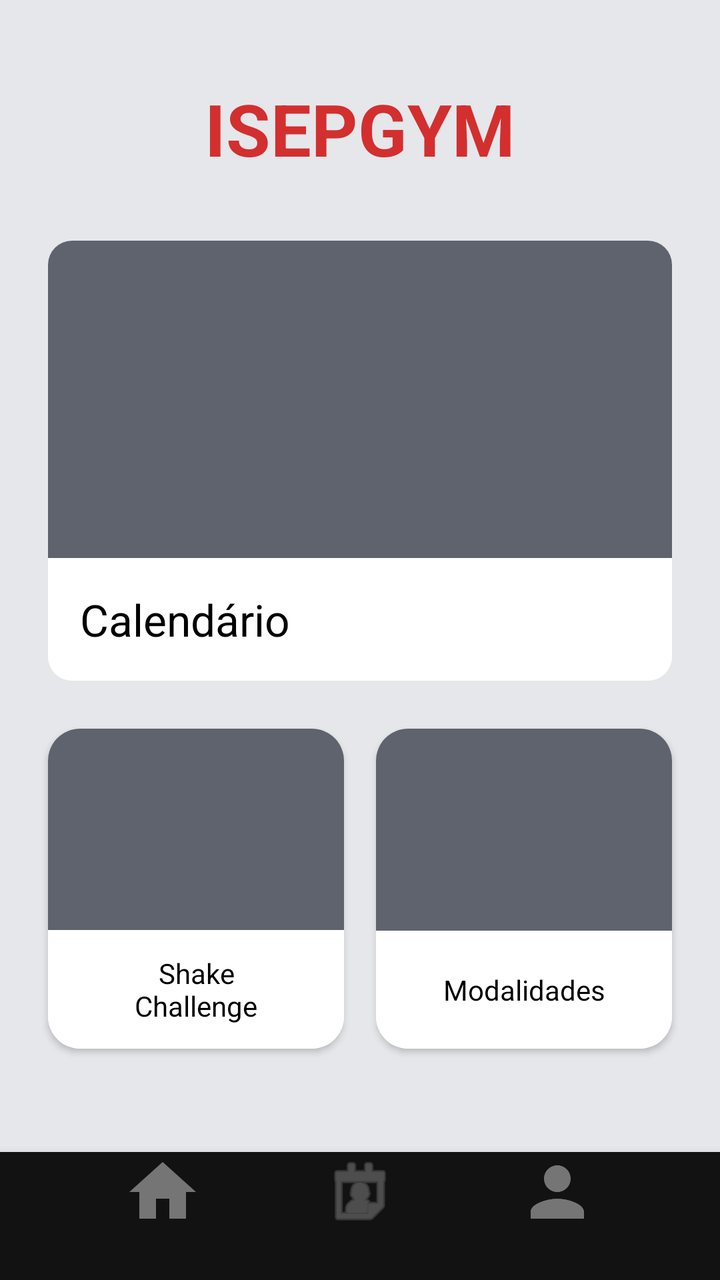
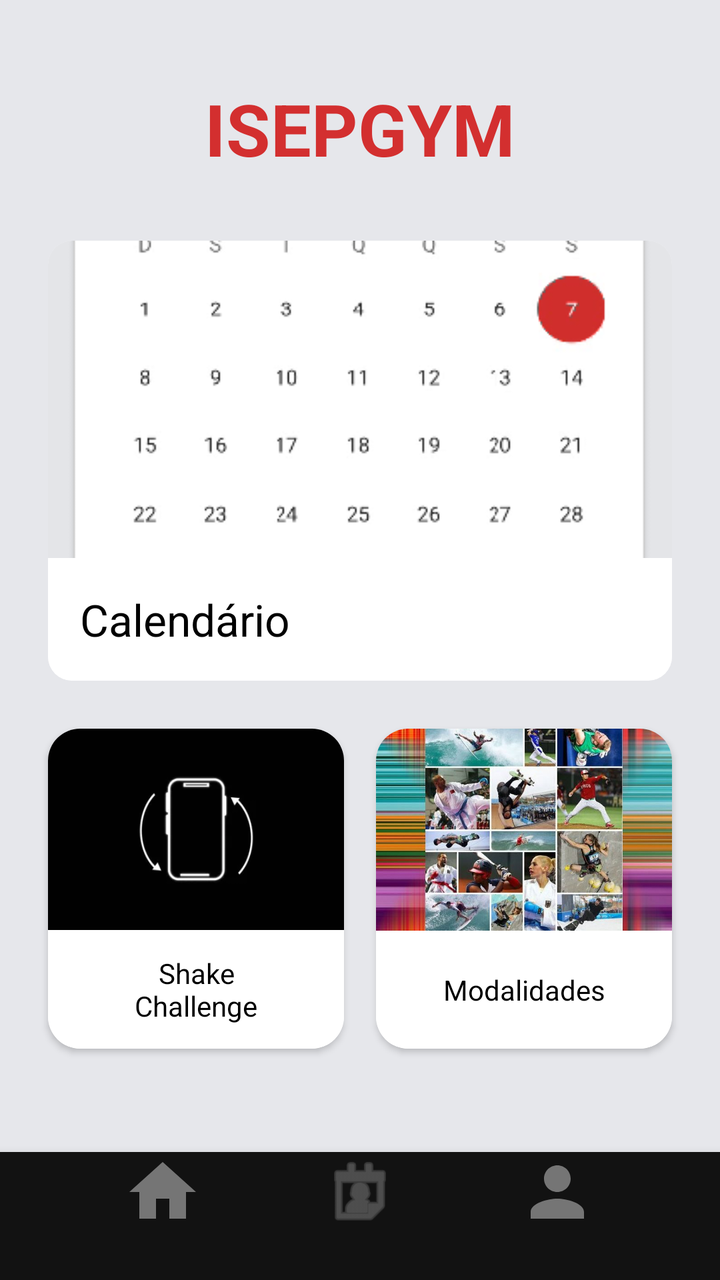

Before-and-after screenshots of an Android layout around one commit, followed by the original layout XML and the change that was made.
<!-- AndroidManifest.xml: application theme Theme.DSSMV_ProjectDroid_1240908_1241237 -->
<!-- res/layout/activity_main.xml -->
<?xml version="1.0" encoding="utf-8"?>
<androidx.constraintlayout.widget.ConstraintLayout
    xmlns:android="http://schemas.android.com/apk/res/android"
    xmlns:app="http://schemas.android.com/apk/res-auto"
    android:layout_width="match_parent"
    android:layout_height="match_parent"
    android:background="#E6E7EB">

    <TextView
        android:id="@+id/tvTitulo"
        android:layout_width="wrap_content"
        android:layout_height="wrap_content"
        android:text="ISEPGYM"
        android:textSize="36sp"
        android:textStyle="bold"
        android:textColor="@color/red_primary"
        android:layout_marginTop="40dp"
        app:layout_constraintTop_toTopOf="parent"
        app:layout_constraintStart_toStartOf="parent"
        app:layout_constraintEnd_toEndOf="parent" />

    <com.google.android.material.card.MaterialCardView
        android:id="@+id/cardCalendario"
        android:layout_width="0dp"
        android:layout_height="220dp"
        android:layout_marginHorizontal="24dp"
        android:layout_marginTop="32dp"
        android:clickable="true"
        android:focusable="true"
        app:cardCornerRadius="12dp"
        app:cardElevation="0dp"
        app:layout_constraintTop_toBottomOf="@id/tvTitulo"
        app:layout_constraintStart_toStartOf="parent"
        app:layout_constraintEnd_toEndOf="parent">

        <LinearLayout
            android:layout_width="match_parent"
            android:layout_height="match_parent"
            android:orientation="vertical">

            <ImageView
                android:id="@+id/ivCalendario"
                android:layout_width="match_parent"
                android:layout_height="0dp"
                android:layout_weight="1"
                android:background="#5E636E"
                android:scaleType="centerCrop" />

            <TextView
                android:layout_width="match_parent"
                android:layout_height="wrap_content"
                android:text="Calendário"
                android:textSize="22sp"
                android:textColor="#000000"
                android:padding="16dp"
                android:background="#FFFFFF" />
        </LinearLayout>
    </com.google.android.material.card.MaterialCardView>

    <com.google.android.material.card.MaterialCardView
        android:id="@+id/cardShake"
        android:layout_width="0dp"
        android:layout_height="160dp"
        android:layout_marginStart="24dp"
        android:layout_marginEnd="8dp"
        android:layout_marginTop="24dp"
        android:clickable="true"
        android:focusable="true"
        app:cardCornerRadius="16dp"
        app:cardElevation="2dp"
        app:layout_constraintTop_toBottomOf="@id/cardCalendario"
        app:layout_constraintStart_toStartOf="parent"
        app:layout_constraintEnd_toStartOf="@+id/cardModalidades">

        <LinearLayout
            android:layout_width="match_parent"
            android:layout_height="match_parent"
            android:orientation="vertical">

            <ImageView
                android:id="@+id/ivShake"
                android:layout_width="match_parent"
                android:layout_height="0dp"
                android:layout_weight="1"
                android:background="#5E636E"
                android:scaleType="centerCrop" />

            <TextView
                android:layout_width="match_parent"
                android:layout_height="wrap_content"
                android:text="Shake\nChallenge"
                android:textAlignment="center"
                android:textSize="14sp"
                android:textColor="#000000"
                android:paddingVertical="12dp"
                android:background="#FFFFFF" />
        </LinearLayout>
    </com.google.android.material.card.MaterialCardView>

    <com.google.android.material.card.MaterialCardView
        android:id="@+id/cardModalidades"
        android:layout_width="0dp"
        android:layout_height="160dp"
        android:layout_marginStart="8dp"
        android:layout_marginEnd="24dp"
        android:layout_marginTop="24dp"
        android:clickable="true"
        android:focusable="true"
        app:cardCornerRadius="16dp"
        app:cardElevation="2dp"
        app:layout_constraintTop_toBottomOf="@id/cardCalendario"
        app:layout_constraintStart_toEndOf="@id/cardShake"
        app:layout_constraintEnd_toEndOf="parent">

        <LinearLayout
            android:layout_width="match_parent"
            android:layout_height="match_parent"
            android:orientation="vertical">

            <ImageView
                android:id="@+id/ivModalidades"
                android:layout_width="match_parent"
                android:layout_height="0dp"
                android:layout_weight="1"
                android:background="#5E636E"
                android:scaleType="centerCrop" />

            <TextView
                android:layout_width="match_parent"
                android:layout_height="wrap_content"
                android:text="Modalidades"
                android:textAlignment="center"
                android:textSize="14sp"
                android:textColor="#000000"
                android:paddingVertical="20dp"
                android:background="#FFFFFF" />
        </LinearLayout>
    </com.google.android.material.card.MaterialCardView>

    <include
        layout="@layout/barra_inferior"
        android:layout_width="match_parent"
        android:layout_height="wrap_content"
        app:layout_constraintBottom_toBottomOf="parent"
        app:layout_constraintStart_toStartOf="parent"
        app:layout_constraintEnd_toEndOf="parent" />

</androidx.constraintlayout.widget.ConstraintLayout>
<!-- res/layout/barra_inferior.xml (included above) -->
<?xml version="1.0" encoding="utf-8"?>
<LinearLayout
    xmlns:android="http://schemas.android.com/apk/res/android"
    xmlns:app="http://schemas.android.com/apk/res-auto"
    android:id="@+id/barraNavegacao"
    android:layout_width="match_parent"
    android:layout_height="100dp"
    android:background="@color/bg_dark"
    android:elevation="8dp"
    android:gravity="center_vertical"
    android:paddingHorizontal="32dp"
    android:paddingBottom="24dp">

    <ImageView
        android:id="@+id/icHome"
        android:layout_width="0dp"
        android:layout_height="40dp"
        android:layout_weight="1"
        android:src="@drawable/ic_home"
        android:background="?attr/selectableItemBackgroundBorderless"
        app:tint="@color/text_hint" />

    <ImageView
        android:id="@+id/icMinhasAulas"
        android:layout_width="0dp"
        android:layout_height="40dp"
        android:layout_weight="1"
        android:src="@android:drawable/ic_menu_my_calendar"
        android:background="?attr/selectableItemBackgroundBorderless"
        app:tint="@color/text_hint" />

    <ImageView
            android:id="@+id/btnNavPerfil"
            android:layout_width="0dp"
            android:layout_height="40dp"
            android:layout_weight="1"
            android:background="?attr/selectableItemBackgroundBorderless"
            android:contentDescription="Perfil"
            android:src="@drawable/ic_perfil"
            app:tint="@color/text_hint"/>

</LinearLayout>
<!-- resources referenced by this layout -->
<resources>
  <color name="bg_dark">#121212</color>
  <color name="red_primary">#D32F2F</color>
  <color name="text_hint">#757575</color>
  <!-- drawable ic_home (drawable) -->
  <vector xmlns:android="http://schemas.android.com/apk/res/android" android:height="24dp" android:tint="#000000" android:viewportHeight="24" android:viewportWidth="24" android:width="24dp">
        
      <path android:fillColor="@android:color/white" android:pathData="M10,20v-6h4v6h5v-8h3L12,3 2,12h3v8z"/>
      
  </vector>
  <!-- drawable ic_perfil (drawable) -->
  <vector xmlns:android="http://schemas.android.com/apk/res/android"
          android:width="24dp"
          android:height="24dp"
          android:viewportWidth="24"
          android:viewportHeight="24"
          android:tint="#000000">
  
      <path
              android:fillColor="@android:color/white"
              android:pathData="M12,12c2.21,0 4-1.79 4-4s-1.79-4-4-4 -4,1.79-4,4 1.79,4 4,4zM12,14c-2.67,0-8,1.34-8,4v2h16v-2c0-2.66-5.33-4-8-4z"/>
  
  </vector>
  <style name="Theme.DSSMV_ProjectDroid_1240908_1241237" parent="Theme.MaterialComponents.DayNight.NoActionBar">        
          <item name="colorPrimary">@color/red_primary</item>
          <item name="colorPrimaryVariant">@color/red_dark</item>
          <item name="colorOnPrimary">@color/white</item>
          
          <item name="colorSecondary">@color/red_primary</item>
          <item name="colorSecondaryVariant">@color/red_dark</item>
          <item name="colorOnSecondary">@color/white</item>
          
          <item name="android:statusBarColor">?attr/colorPrimaryVariant</item>
          
      </style>
  <color name="red_dark">#9A0007</color>
  <color name="white">#FFFFFF</color>
</resources>

<!-- the commit's change to res/layout/activity_main.xml (unified diff, before → after) -->
@@ -1,149 +1,149 @@
 <?xml version="1.0" encoding="utf-8"?>
 <androidx.constraintlayout.widget.ConstraintLayout
-    xmlns:android="http://schemas.android.com/apk/res/android"
-    xmlns:app="http://schemas.android.com/apk/res-auto"
-    android:layout_width="match_parent"
-    android:layout_height="match_parent"
-    android:background="#E6E7EB">
+        xmlns:android="http://schemas.android.com/apk/res/android"
+        xmlns:app="http://schemas.android.com/apk/res-auto"
+        android:layout_width="match_parent"
+        android:layout_height="match_parent"
+        android:background="#E6E7EB">
 
     <TextView
-        android:id="@+id/tvTitulo"
-        android:layout_width="wrap_content"
-        android:layout_height="wrap_content"
-        android:text="ISEPGYM"
-        android:textSize="36sp"
-        android:textStyle="bold"
-        android:textColor="@color/red_primary"
-        android:layout_marginTop="40dp"
-        app:layout_constraintTop_toTopOf="parent"
-        app:layout_constraintStart_toStartOf="parent"
-        app:layout_constraintEnd_toEndOf="parent" />
+            android:id="@+id/tvTitulo"
+            android:layout_width="wrap_content"
+            android:layout_height="wrap_content"
+            android:text="ISEPGYM"
+            android:textSize="36sp"
+            android:textStyle="bold"
+            android:textColor="@color/red_primary"
+            android:layout_marginTop="40dp"
+            app:layout_constraintTop_toTopOf="parent"
+            app:layout_constraintStart_toStartOf="parent"
+            app:layout_constraintEnd_toEndOf="parent" />
 
     <com.google.android.material.card.MaterialCardView
-        android:id="@+id/cardCalendario"
-        android:layout_width="0dp"
-        android:layout_height="220dp"
-        android:layout_marginHorizontal="24dp"
-        android:layout_marginTop="32dp"
-        android:clickable="true"
-        android:focusable="true"
-        app:cardCornerRadius="12dp"
-        app:cardElevation="0dp"
-        app:layout_constraintTop_toBottomOf="@id/tvTitulo"
-        app:layout_constraintStart_toStartOf="parent"
-        app:layout_constraintEnd_toEndOf="parent">
+            android:id="@+id/cardCalendario"
+            android:layout_width="0dp"
+            android:layout_height="220dp"
+            android:layout_marginHorizontal="24dp"
+            android:layout_marginTop="32dp"
+            android:clickable="true"
+            android:focusable="true"
+            app:cardCornerRadius="12dp"
+            app:cardElevation="0dp"
+            app:layout_constraintTop_toBottomOf="@id/tvTitulo"
+            app:layout_constraintStart_toStartOf="parent"
+            app:layout_constraintEnd_toEndOf="parent">
 
         <LinearLayout
-            android:layout_width="match_parent"
-            android:layout_height="match_parent"
-            android:orientation="vertical">
+                android:layout_width="match_parent"
+                android:layout_height="match_parent"
+                android:orientation="vertical">
 
             <ImageView
-                android:id="@+id/ivCalendario"
-                android:layout_width="match_parent"
-                android:layout_height="0dp"
-                android:layout_weight="1"
-                android:background="#5E636E"
-                android:scaleType="centerCrop" />
+                    android:id="@+id/ivCalendario"
+                    android:layout_width="match_parent"
+                    android:layout_height="0dp"
+                    android:layout_weight="1"
+                    android:src="@drawable/imagem_calendario"
+                    android:scaleType="centerCrop" />
 
             <TextView
-                android:layout_width="match_parent"
-                android:layout_height="wrap_content"
-                android:text="Calendário"
-                android:textSize="22sp"
-                android:textColor="#000000"
-                android:padding="16dp"
-                android:background="#FFFFFF" />
+                    android:layout_width="match_parent"
+                    android:layout_height="wrap_content"
+                    android:text="Calendário"
+                    android:textSize="22sp"
+                    android:textColor="#000000"
+                    android:padding="16dp"
+                    android:background="#FFFFFF" />
         </LinearLayout>
     </com.google.android.material.card.MaterialCardView>
 
     <com.google.android.material.card.MaterialCardView
-        android:id="@+id/cardShake"
-        android:layout_width="0dp"
-        android:layout_height="160dp"
-        android:layout_marginStart="24dp"
-        android:layout_marginEnd="8dp"
-        android:layout_marginTop="24dp"
-        android:clickable="true"
-        android:focusable="true"
-        app:cardCornerRadius="16dp"
-        app:cardElevation="2dp"
-        app:layout_constraintTop_toBottomOf="@id/cardCalendario"
-        app:layout_constraintStart_toStartOf="parent"
-        app:layout_constraintEnd_toStartOf="@+id/cardModalidades">
+            android:id="@+id/cardShake"
+            android:layout_width="0dp"
+            android:layout_height="160dp"
+            android:layout_marginStart="24dp"
+            android:layout_marginEnd="8dp"
+            android:layout_marginTop="24dp"
+            android:clickable="true"
+            android:focusable="true"
+            app:cardCornerRadius="16dp"
+            app:cardElevation="2dp"
+            app:layout_constraintTop_toBottomOf="@id/cardCalendario"
+            app:layout_constraintStart_toStartOf="parent"
+            app:layout_constraintEnd_toStartOf="@+id/cardModalidades">
 
         <LinearLayout
-            android:layout_width="match_parent"
-            android:layout_height="match_parent"
-            android:orientation="vertical">
+                android:layout_width="match_parent"
+                android:layout_height="match_parent"
+                android:orientation="vertical">
 
             <ImageView
-                android:id="@+id/ivShake"
-                android:layout_width="match_parent"
-                android:layout_height="0dp"
-                android:layout_weight="1"
-                android:background="#5E636E"
-                android:scaleType="centerCrop" />
+                    android:id="@+id/ivShake"
+                    android:layout_width="match_parent"
+                    android:layout_height="0dp"
+                    android:layout_weight="1"
+                    android:src="@drawable/imagem_shake"
+                    android:scaleType="centerCrop" />
 
             <TextView
-                android:layout_width="match_parent"
-                android:layout_height="wrap_content"
-                android:text="Shake\nChallenge"
-                android:textAlignment="center"
-                android:textSize="14sp"
-                android:textColor="#000000"
-                android:paddingVertical="12dp"
-                android:background="#FFFFFF" />
+                    android:layout_width="match_parent"
+                    android:layout_height="wrap_content"
+                    android:text="Shake\nChallenge"
+                    android:textAlignment="center"
+                    android:textSize="14sp"
+                    android:textColor="#000000"
+                    android:paddingVertical="12dp"
+                    android:background="#FFFFFF" />
         </LinearLayout>
     </com.google.android.material.card.MaterialCardView>
 
     <com.google.android.material.card.MaterialCardView
-        android:id="@+id/cardModalidades"
-        android:layout_width="0dp"
-        android:layout_height="160dp"
-        android:layout_marginStart="8dp"
-        android:layout_marginEnd="24dp"
-        android:layout_marginTop="24dp"
-        android:clickable="true"
-        android:focusable="true"
-        app:cardCornerRadius="16dp"
-        app:cardElevation="2dp"
-        app:layout_constraintTop_toBottomOf="@id/cardCalendario"
-        app:layout_constraintStart_toEndOf="@id/cardShake"
-        app:layout_constraintEnd_toEndOf="parent">
+            android:id="@+id/cardModalidades"
+            android:layout_width="0dp"
+            android:layout_height="160dp"
+            android:layout_marginStart="8dp"
+            android:layout_marginEnd="24dp"
+            android:layout_marginTop="24dp"
+            android:clickable="true"
+            android:focusable="true"
+            app:cardCornerRadius="16dp"
+            app:cardElevation="2dp"
+            app:layout_constraintTop_toBottomOf="@id/cardCalendario"
+            app:layout_constraintStart_toEndOf="@id/cardShake"
+            app:layout_constraintEnd_toEndOf="parent">
 
         <LinearLayout
-            android:layout_width="match_parent"
-            android:layout_height="match_parent"
-            android:orientation="vertical">
+                android:layout_width="match_parent"
+                android:layout_height="match_parent"
+                android:orientation="vertical">
 
             <ImageView
-                android:id="@+id/ivModalidades"
-                android:layout_width="match_parent"
-                android:layout_height="0dp"
-                android:layout_weight="1"
-                android:background="#5E636E"
-                android:scaleType="centerCrop" />
+                    android:id="@+id/ivModalidades"
+                    android:layout_width="match_parent"
+                    android:layout_height="0dp"
+                    android:layout_weight="1"
+                    android:src="@drawable/imagem_modalidade"
+                    android:scaleType="centerCrop" />
 
             <TextView
-                android:layout_width="match_parent"
-                android:layout_height="wrap_content"
-                android:text="Modalidades"
-                android:textAlignment="center"
-                android:textSize="14sp"
-                android:textColor="#000000"
-                android:paddingVertical="20dp"
-                android:background="#FFFFFF" />
+                    android:layout_width="match_parent"
+                    android:layout_height="wrap_content"
+                    android:text="Modalidades"
+                    android:textAlignment="center"
+                    android:textSize="14sp"
+                    android:textColor="#000000"
+                    android:paddingVertical="20dp"
+                    android:background="#FFFFFF" />
         </LinearLayout>
     </com.google.android.material.card.MaterialCardView>
 
     <include
-        layout="@layout/barra_inferior"
-        android:layout_width="match_parent"
-        android:layout_height="wrap_content"
-        app:layout_constraintBottom_toBottomOf="parent"
-        app:layout_constraintStart_toStartOf="parent"
-        app:layout_constraintEnd_toEndOf="parent" />
+            layout="@layout/barra_inferior"
+            android:layout_width="match_parent"
+            android:layout_height="wrap_content"
+            app:layout_constraintBottom_toBottomOf="parent"
+            app:layout_constraintStart_toStartOf="parent"
+            app:layout_constraintEnd_toEndOf="parent" />
 
 </androidx.constraintlayout.widget.ConstraintLayout>
 <!-- res/layout/barra_inferior.xml (included above) -->
<!-- resource entries referenced after the edit -->
@@ -22,6 +22,9 @@
               android:pathData="M12,12c2.21,0 4-1.79 4-4s-1.79-4-4-4 -4,1.79-4,4 1.79,4 4,4zM12,14c-2.67,0-8,1.34-8,4v2h16v-2c0-2.66-5.33-4-8-4z"/>
   
   </vector>
+  <!-- drawable imagem_calendario: png bitmap (drawable, 19483 bytes) -->
+  <!-- drawable imagem_modalidade: jpg bitmap (drawable, 88197 bytes) -->
+  <!-- drawable imagem_shake: webp bitmap (drawable, 1872 bytes) -->
   <style name="Theme.DSSMV_ProjectDroid_1240908_1241237" parent="Theme.MaterialComponents.DayNight.NoActionBar">        
           <item name="colorPrimary">@color/red_primary</item>
           <item name="colorPrimaryVariant">@color/red_dark</item>
